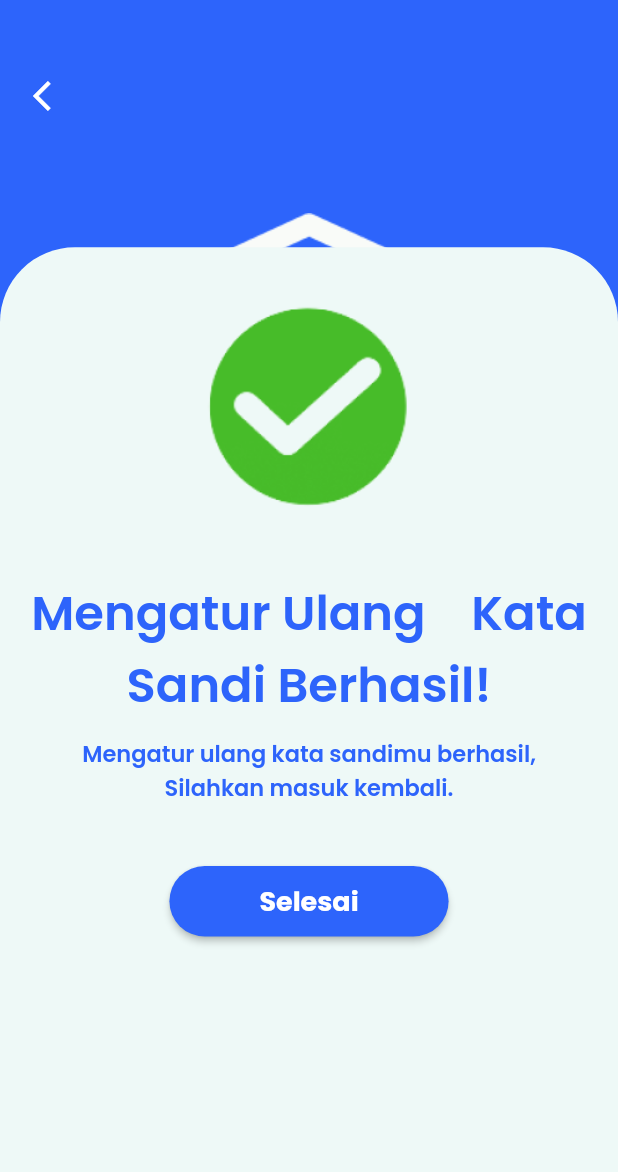
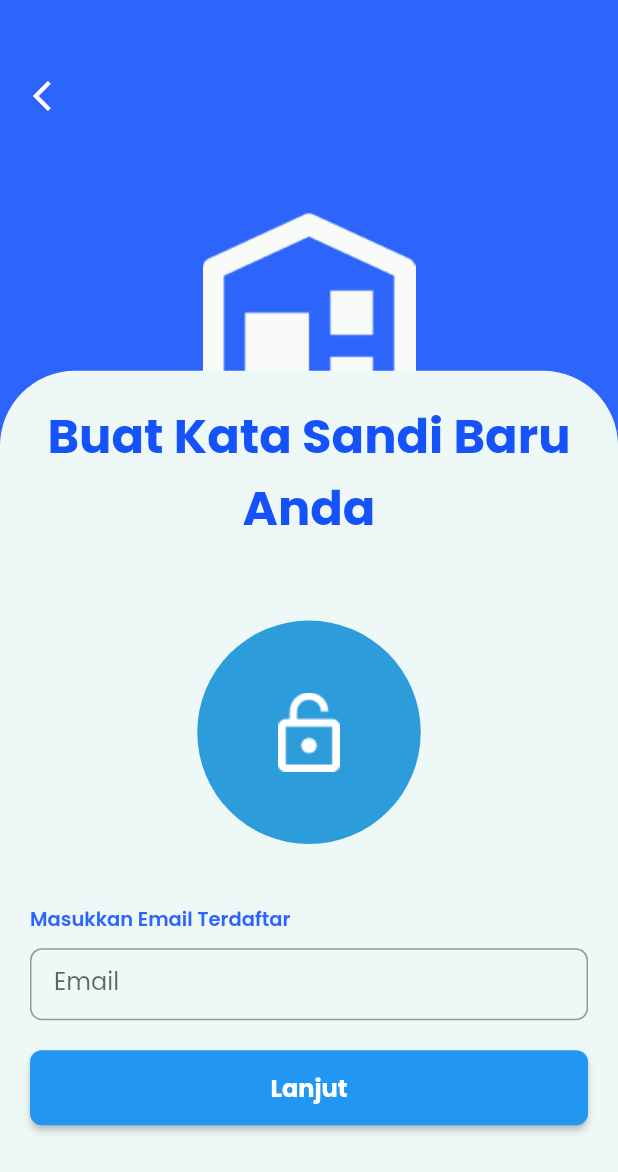
Before and after one commit to Project-Capstone-Group-16/Flutter_Kelompok-16, a Flutter app: the ForgotSuccess screen opened directly, on a phone screen of 412 x 824 dp. Shown: the top 1172 px of the screen. Run offline on Flutter 3.47's test engine with Material 2 defaults, Android fonts, the light colour scheme and no system bars; our stand-ins replace pinput.

Commit message:
Revert "Develop"

```diff
--- a/capstone/lib/components/all_button.dart
+++ /dev/null
@@ -1,35 +0,0 @@
-import 'package:flutter/material.dart';
-
-import 'color_path.dart';
-
-class AllButton extends StatelessWidget {
-  const AllButton({super.key, required this.onTap, required this.text});
-  final void Function() onTap;
-  final String text;
-
-  @override
-  Widget build(BuildContext context) {
-    return ElevatedButton(
-      onPressed: onTap,
-      style: ElevatedButton.styleFrom(
-        padding: const EdgeInsets.symmetric(
-          vertical: 10,
-          horizontal: 60,
-        ),
-        backgroundColor: ColorPath.background,
-        shape: RoundedRectangleBorder(
-          borderRadius: BorderRadius.circular(40),
-        ),
-      ),
-      child: Text(
-        text,
-        style: const TextStyle(
-          fontSize: 18,
-          color: Colors.white,
-          fontWeight: FontWeight.bold,
-        ),
-        textAlign: TextAlign.center,
-      ),
-    );
-  }
-}
--- a/capstone/lib/components/color_path.dart
+++ b/capstone/lib/components/color_path.dart
@@ -5,6 +5,7 @@ class ColorPath {
   static const Color primary = Color(0xFFEEF9F7);
   static const Color textcolor1 = Color(0xFF1652F9);
   static const Color grey = Color(0xFF898989);
+  static const Color red = Color(0xFFCE1C1C);
   static const Color white = Colors.white;
   static const Color black = Colors.black;
 }
--- a/capstone/lib/forgot_success.dart
+++ b/capstone/lib/forgot_success.dart
@@ -1,7 +1,5 @@
 import 'package:capstone/components/color_path.dart';
 import 'package:flutter/material.dart';
-
-import 'components/all_button.dart';
 
 class ForgotSuccess extends StatefulWidget {
   const ForgotSuccess({super.key});
@@ -26,7 +24,7 @@ class _ForgotSuccessState extends State<ForgotSuccess> {
             top: 40,
             left: 10,
             child: IconButton(
-              icon: const Icon(
+              icon: Icon(
                 Icons.arrow_back_ios,
                 color: Colors.white,
               ),
@@ -41,7 +39,7 @@ class _ForgotSuccessState extends State<ForgotSuccess> {
               Container(
                 alignment:
                     Alignment.center, // Mengatur posisi gambar dengan angka
-                margin: const EdgeInsets.only(
+                margin: EdgeInsets.only(
                     bottom: 400), // Mengatur margin bawah (opsional)
                 child: Image.asset(
                   'assets/images/homelogo.png',
@@ -52,7 +50,10 @@ class _ForgotSuccessState extends State<ForgotSuccess> {
             ],
           ),
           Container(
-            margin: EdgeInsets.only(top: height * 0.20),
+            height: height * 0.15,
+          ),
+          Container(
+            margin: EdgeInsets.only(top: height * 0.30),
             height: height * 0.85,
             decoration: const BoxDecoration(
               color: ColorPath.primary,
@@ -63,55 +64,91 @@ class _ForgotSuccessState extends State<ForgotSuccess> {
             ),
             child: ListView(
               children: [
+                Padding(
+                  padding: EdgeInsets.all(20.0),
+                  child: Text(
+                    'Buat Kata Sandi Baru Anda',
+                    style: TextStyle(
+                      fontSize: 32,
+                      color: ColorPath.textcolor1,
+                      fontWeight: FontWeight.bold,
+                    ),
+                    textAlign: TextAlign.center,
+                  ),
+                ),
                 Container(
                   alignment: Alignment.center,
-                  padding: const EdgeInsets.all(5.0),
+                  padding: EdgeInsets.all(5.0),
                   child: Stack(
                     alignment: Alignment.center,
                     children: [
-                      const SizedBox(
+                      Container(
                         width: 149,
                         height: 149,
+                        decoration: BoxDecoration(
+                          color: Color(0xFF2D9CDB),
+                          shape: BoxShape.circle,
+                        ),
                       ),
                       Image.asset(
-                        'assets/images/ceklis.png',
+                        'assets/images/Lock.png',
                         width: 200,
                         height: 200,
                       ),
                     ],
                   ),
                 ),
-                const SizedBox(height: 10),
-                const Padding(
-                  padding: EdgeInsets.symmetric(horizontal: 20.0),
-                  child: Text(
-                    'Mengatur Ulang    Kata Sandi Berhasil!',
-                    style: TextStyle(
-                      fontSize: 32,
-                      fontWeight: FontWeight.w600,
-                      color: ColorPath.background,
+                SizedBox(height: 10),
+                Padding(
+                  padding: const EdgeInsets.symmetric(horizontal: 20.0),
+                  child: Text('Masukkan Email Terdaftar',
+                      style: TextStyle(
+                        fontSize: 13,
+                        fontWeight: FontWeight.w600,
+                        color: ColorPath.background,
+                      )),
+                ),
+                SizedBox(height: 10),
+                Padding(
+                  padding: const EdgeInsets.symmetric(horizontal: 20.0),
+                  child: TextFormField(
+                    controller: _emailController,
+                    decoration: InputDecoration(
+                      labelText: 'Email',
+                      border: OutlineInputBorder(
+                        borderRadius: BorderRadius.circular(8.0),
+                      ),
+                      contentPadding:
+                          const EdgeInsets.symmetric(horizontal: 16.0),
                     ),
-                    textAlign: TextAlign.center,
                   ),
                 ),
-                const SizedBox(height: 10),
-                const Padding(
-                  padding: EdgeInsets.symmetric(horizontal: 20.0),
-                  child: Text(
-                    'Mengatur ulang kata sandimu berhasil, Silahkan masuk kembali.',
-                    style: TextStyle(
-                      fontSize: 15,
-                      fontWeight: FontWeight.w600,
-                      color: ColorPath.background,
+                const SizedBox(height: 20),
+                Padding(
+                  padding: const EdgeInsets.symmetric(horizontal: 20.0),
+                  child: SizedBox(
+                    width: 50,
+                    height: 50,
+                    child: ElevatedButton(
+                      onPressed: () {
+                        // Tindakan saat tombol "Lanjut" ditekan
+                        String email = _emailController.text;
+                        // Lakukan sesuatu dengan alamat email yang diberikan
+                      },
+                      style: ElevatedButton.styleFrom(
+                        shape: RoundedRectangleBorder(
+                          borderRadius: BorderRadius.circular(8.0),
+                        ),
+                      ),
+                      child: Text(
+                        'Lanjut',
+                        style: TextStyle(
+                          fontSize: 16.0,
+                          fontWeight: FontWeight.bold,
+                          color: Colors.white,
+                        ),
+                      ),
                     ),
-                    textAlign: TextAlign.center,
-                  ),
-                ),
-                const SizedBox(height: 40),
-                Center(
-                  child: AllButton(
-                    text: 'Selesai',
-                    onTap: () {},
                   ),
                 ),
               ],
--- a/capstone/pubspec.yaml
+++ b/capstone/pubspec.yaml
@@ -35,7 +35,6 @@ dependencies:
   # Use with the CupertinoIcons class for iOS style icons.
   cupertino_icons: ^1.0.2
   pinput: ^2.2.31
-  pin_code_fields: ^7.4.0
 
 dev_dependencies:
   flutter_test:
```
Also changed, not shown: capstone/lib/forgot_password.dart (+28 -18 lines), capstone/lib/main.dart (+5 -3 lines), capstone/lib/new_password.dart (+21 -19 lines), capstone/lib/otp_password.dart (+27 -87 lines), capstone/assets/images/ceklis.png (deleted), capstone/pubspec.lock.
